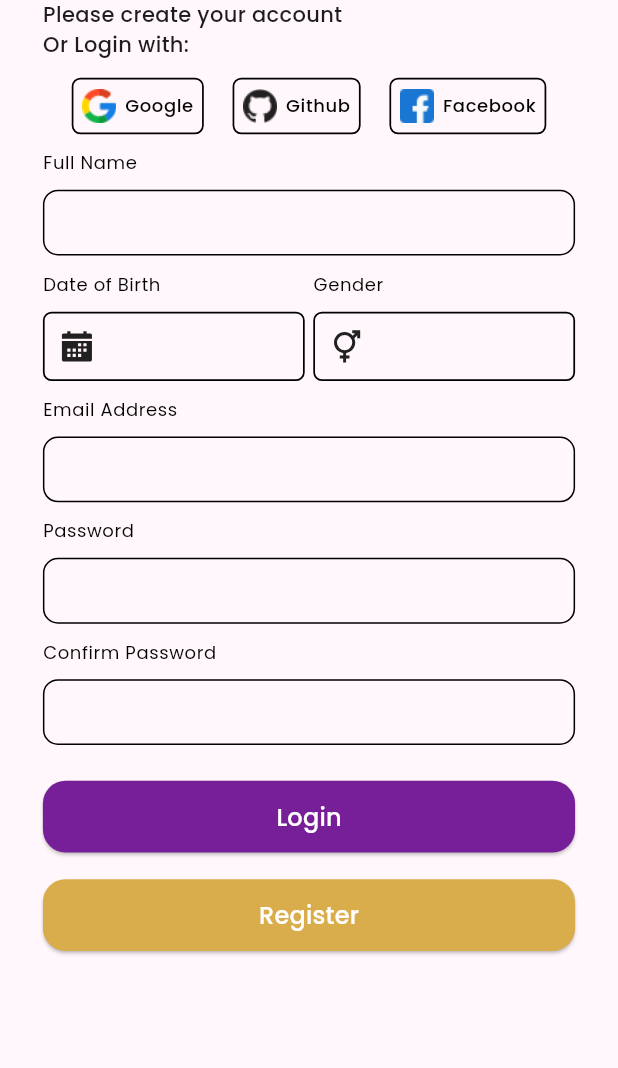
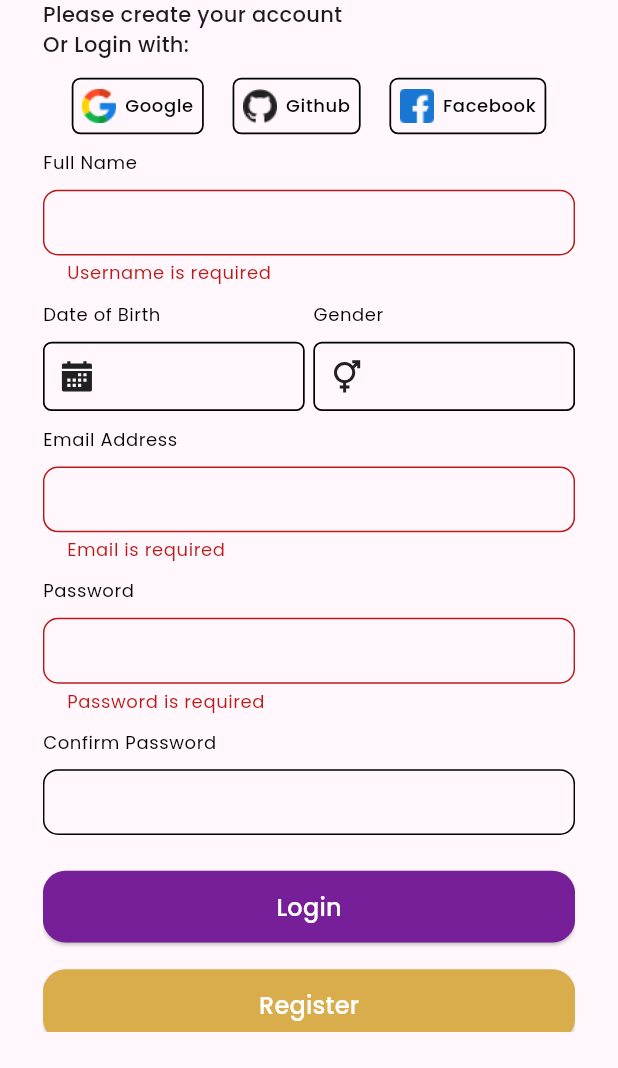
Before and after one commit to ducanhizme/Ocean-Talk, a Flutter app: the RegisterScreen screen opened directly, after a tap on "Register", on a phone screen of 412 x 824 dp, the part 168-1236 px from its top. Run offline on Flutter 3.47's test engine with Material 3 defaults, Android fonts, the phone set to English and light mode, and no system bars; our stand-ins replace bloc, firebase_auth, firebase_core, flutter_bloc, flutter_screenutil, gap and 3 more; missing offline and left inert: carousel_images; accounts and stored records are empty.

Commit message:
feat/register

```diff
--- /dev/null
+++ b/lib/bloc/register_bloc.dart
@@ -0,0 +1,48 @@
+
+import 'package:bloc/bloc.dart';
+import 'package:firebase_auth/firebase_auth.dart';
+import 'package:flutter/cupertino.dart';
+import 'package:ocean_talk/bloc/register_event.dart';
+import 'package:ocean_talk/bloc/register_state.dart';
+
+import '../data/repository/authentication_repository.dart';
+
+
+class RegisterBloc extends Bloc<RegisterEvent, RegisterState> {
+  final AuthenticationRepository _authenticationRepository;
+  RegisterBloc(this._authenticationRepository) : super(const RegisterState()){
+    on<RegisterReset>((event, emit) {
+      emit(state.copyWith(status: RegisterStatus.initial));
+    });
+    on<RegisterAutovalidateModeChanged>((event, emit) {
+      emit(state.copyWith(autovalidateMode: event.autovalidate));
+    });
+    on<RegisterFullNameChanged>((event, emit) {
+      emit(state.copyWith(username: event.fullName));
+    });
+    on<RegisterDateOfBirthChanged>((event, emit) {
+      emit(state.copyWith(dateOfBirth: event.dateOfBirth));
+    });
+    on<RegisterGenderChanged>((event, emit) {
+      emit(state.copyWith(gender: event.gender));}
+    );
+    on<RegisterEmailChanged>((event, emit) {
+      emit(state.copyWith(email: event.email));
+    });
+    on<RegisterPasswordChanged>((event, emit) {
+      emit(state.copyWith(password: event.password));
+    });
+    on<RegisterConfirmPasswordChanged>((event, emit) {
+      emit(state.copyWith(confirmPassword: event.confirmPassword));
+    });
+    on<RegisterSubmitted>((event, emit) async {
+      emit(state.copyWith(status: RegisterStatus.submitting));
+      bool signUpSuccess = await _authenticationRepository.signUp(email: state.email, password: state.password);
+      if (signUpSuccess) {
+        emit(state.copyWith(status: RegisterStatus.success));
+      } else {
+        emit(state.copyWith(status: RegisterStatus.failure));
+      }
+    });
+  }
+}
--- /dev/null
+++ b/lib/bloc/register_event.dart
@@ -0,0 +1,56 @@
+
+import 'package:flutter/cupertino.dart';
+import 'package:ocean_talk/bloc/register_state.dart';
+
+abstract class RegisterEvent {
+  const RegisterEvent();
+}
+
+class RegisterReset extends RegisterEvent {
+  const RegisterReset();
+}
+
+
+class RegisterAutovalidateModeChanged extends RegisterEvent {
+  final AutovalidateMode autovalidate;
+
+  const RegisterAutovalidateModeChanged(this.autovalidate);
+}
+
+class RegisterFullNameChanged extends RegisterEvent {
+  final String fullName;
+
+  const RegisterFullNameChanged(this.fullName);
+}
+
+class RegisterDateOfBirthChanged extends RegisterEvent {
+  final String dateOfBirth;
+
+  const RegisterDateOfBirthChanged(this.dateOfBirth);
+}
+
+class RegisterGenderChanged extends RegisterEvent {
+  final String gender;
+  const RegisterGenderChanged(this.gender);
+}
+
+class RegisterEmailChanged extends RegisterEvent {
+  final String email;
+  const RegisterEmailChanged(this.email);
+}
+
+class RegisterPasswordChanged extends RegisterEvent {
+  final String password;
+  const RegisterPasswordChanged(this.password);
+}
+
+class RegisterConfirmPasswordChanged extends RegisterEvent {
+  final String confirmPassword;
+  const RegisterConfirmPasswordChanged(this.confirmPassword);
+}
+
+class RegisterSubmitted extends RegisterEvent {
+  final String email;
+  final String password;
+  const RegisterSubmitted(this.email, this.password);
+}
--- /dev/null
+++ b/lib/bloc/register_state.dart
@@ -0,0 +1,47 @@
+import 'package:flutter/cupertino.dart';
+
+enum RegisterStatus { initial, submitting, success, failure }
+
+class RegisterState {
+  final AutovalidateMode autovalidateMode;
+  final String username;
+
+  final String dateOfBirth;
+  final String gender;
+  final String email;
+  final String password;
+  final String confirmPassword;
+  final RegisterStatus status;
+
+  const RegisterState(
+      {this.status = RegisterStatus.initial,
+      this.autovalidateMode = AutovalidateMode.disabled,
+      this.username = "",
+      this.dateOfBirth = "",
+      this.gender = "",
+      this.email = "",
+      this.password = "",
+      this.confirmPassword = ""});
+
+  copyWith({
+    RegisterStatus? status,
+    AutovalidateMode? autovalidateMode,
+    String? username,
+    String? dateOfBirth,
+    String? gender,
+    String? email,
+    String? password,
+    String? confirmPassword,
+  }) {
+    return RegisterState(
+      status: status ?? this.status,
+      autovalidateMode: autovalidateMode ?? this.autovalidateMode,
+      username: username ?? this.username,
+      dateOfBirth: dateOfBirth ?? this.dateOfBirth,
+      gender: gender ?? this.gender,
+      email: email ?? this.email,
+      password: password ?? this.password,
+      confirmPassword: confirmPassword ?? this.confirmPassword,
+    );
+  }
+}
--- /dev/null
+++ b/lib/common/validate/validator.dart
@@ -0,0 +1,53 @@
+mixin Validator {
+  String? validateUsername(String? value) {
+    if (value == null || value.isEmpty) {
+      return 'Username is required';
+    }
+    return null;
+  }
+  String? validateEmail(String? value) {
+    if (value == null || value.isEmpty) {
+      return 'Email is required';
+    } else if (!RegExp(r'^.+@[a-zA-Z]+\.{1}[a-zA-Z]+(\.{0,1}[a-zA-Z]+)$').hasMatch(value)) {
+      return 'Please enter a valid email';
+    }
+    return null;
+  }
+  String? validatePassword(String? value) {
+    if (value == null || value.isEmpty) {
+      return 'Password is required';
+    } else if (value.length < 6) {
+      return 'Password must be at least 6 characters';
+    }
+    return null;
+  }
+  String? Function(String?) validateConfirmPassword(String? password) {
+    return (String? value) {
+      if (value != password) {
+        return 'Passwords do not match';
+      }
+      return null;
+    };
+  }
+
+  String? validateName(String? value) {
+    if (value == null || value.isEmpty) {
+      return 'Name is required';
+    }
+    return null;
+  }
+
+  String? validateDateOfBirth(String? value) {
+    if (value == null || value.isEmpty) {
+      return 'Date of Birth is required';
+    }
+    return null;
+  }
+
+  String? validateGender(String? value) {
+    if (value == null || value.isEmpty) {
+      return 'Gender is required';
+    }
+    return null;
+  }
+}
--- /dev/null
+++ b/lib/data/repository/authentication_repository.dart
@@ -0,0 +1,18 @@
+import 'package:firebase_auth/firebase_auth.dart';
+
+class AuthenticationRepository {
+  final FirebaseAuth _firebaseAuth;
+
+  AuthenticationRepository({FirebaseAuth? firebaseAuth})
+      : _firebaseAuth = firebaseAuth ?? FirebaseAuth.instance;
+
+  Future<bool> signUp({required String email, required String password}) async {
+    try {
+      await _firebaseAuth.createUserWithEmailAndPassword(
+          email: email, password: password);
+      return true;
+    } on FirebaseAuthException catch (e) {
+      return false;
+    }
+  }
+}
--- a/lib/main.dart
+++ b/lib/main.dart
@@ -1,11 +1,15 @@
 import 'package:firebase_core/firebase_core.dart';
+import 'package:flutter_bloc/flutter_bloc.dart';
 import 'package:flutter_screenutil/flutter_screenutil.dart';
 import 'package:google_fonts/google_fonts.dart';
+import 'package:ocean_talk/bloc/register_bloc.dart';
+import 'package:ocean_talk/data/repository/authentication_repository.dart';
 import 'package:ocean_talk/presentation/constants/app_color.dart';
 import 'package:ocean_talk/presentation/screens/login_screen.dart';
 import 'package:ocean_talk/presentation/screens/welcome_screen.dart';
 import 'firebase_options.dart';
 import 'package:flutter/material.dart';
+import 'package:bloc/bloc.dart';
 
 Future<void> main() async {
   WidgetsFlutterBinding.ensureInitialized();
@@ -19,23 +23,35 @@ class MyApp extends StatelessWidget {
   // This widget is the root of your application.
   @override
   Widget build(BuildContext context) {
-    return ScreenUtilInit(
+    return MultiBlocProvider(
+      providers: [
+        RepositoryProvider(
+          create: (context) => AuthenticationRepository(),
+        ),
+        BlocProvider(
+          create: (context) => RegisterBloc(
+              RepositoryProvider.of<AuthenticationRepository>(context),
+          ),
+        ),
+      ],
+      child: ScreenUtilInit(
         builder: (context, child) => MaterialApp(
           debugShowCheckedModeBanner: false,
           theme: ThemeData(
             colorScheme: ColorScheme.fromSeed(
-              seedColor:AppColor.primaryColor,
+              seedColor: AppColor.primaryColor,
               secondary: AppColor.secondaryColor,
             ),
             useMaterial3: true,
             fontFamily: GoogleFonts.poppins().fontFamily,
-          textTheme:GoogleFonts.poppinsTextTheme(Theme.of(context).textTheme,),
+            textTheme: GoogleFonts.poppinsTextTheme(Theme.of(context).textTheme,),
           ),
           routes: {
             "/": (context) => const WelcomeScreen(), // This is the default route
             "/login": (context) => const LoginScreen(),
           },
         ),
+      ),
     );
   }
 }
--- a/lib/presentation/screens/login_screen.dart
+++ b/lib/presentation/screens/login_screen.dart
@@ -5,10 +5,9 @@ import 'package:gap/gap.dart';
 import 'package:ocean_talk/presentation/constants/app_string.dart';
 import 'package:ocean_talk/presentation/screens/register_screen.dart';
 import 'package:page_transition/page_transition.dart';
-
+import '../../common/common_widget.dart';
 import '../constants/app_color.dart';
 import '../widget/authentication_field.dart';
-import '../widget/common_widget.dart';
 import '../widget/remember_me.dart';
 
 class LoginScreen extends StatelessWidget {
@@ -55,11 +54,11 @@ class LoginScreen extends StatelessWidget {
                     .bodyMedium!
                     .copyWith(fontWeight: FontWeight.w500),),
                 Gap(15.h),
-                const AuthenticationField(
-                    label: AppString.emailLabelField, obscureText: false),
-                Gap(10.h),
-                const AuthenticationField(
-                    label: AppString.passwordLabelField, obscureText: true),
+                // const AuthenticationField(
+                //     label: AppString.emailLabelField, obscureText: false),
+                // Gap(10.h),
+                // const AuthenticationField(
+                //     label: AppString.passwordLabelField, obscureText: true),
                 Gap(10.h),
                 Row(
                   mainAxisAlignment: MainAxisAlignment.spaceBetween,
@@ -92,7 +91,7 @@ class LoginScreen extends StatelessWidget {
                       context, AppString.buttonRegister, () {
                         Navigator.push(context, PageTransition(
                             type: PageTransitionType.rightToLeft,
-                            child: const RegisterScreen()));
+                            child:  RegisterScreen()));
                   },
                       AppColor.secondaryColor),
                 ),
--- a/lib/presentation/screens/register_screen.dart
+++ b/lib/presentation/screens/register_screen.dart
@@ -1,20 +1,23 @@
-import 'package:flutter/cupertino.dart';
 import 'package:flutter/material.dart';
-import 'package:flutter/widgets.dart';
+import 'package:flutter_bloc/flutter_bloc.dart';
 import 'package:flutter_screenutil/flutter_screenutil.dart';
 import 'package:gap/gap.dart';
 import 'package:ionicons/ionicons.dart';
+import 'package:ocean_talk/bloc/register_event.dart';
+import 'package:ocean_talk/common/validate/validator.dart';
 import 'package:page_transition/page_transition.dart';
 
+import '../../bloc/register_bloc.dart';
+import '../../bloc/register_state.dart';
+import '../../common/common_widget.dart';
 import '../constants/app_color.dart';
 import '../constants/app_string.dart';
 import '../widget/authentication_field.dart';
 import '../widget/authentication_picker_field.dart';
-import '../widget/common_widget.dart';
-import '../widget/remember_me.dart';
 
-class RegisterScreen extends StatelessWidget {
-  const RegisterScreen({super.key});
+class RegisterScreen extends StatelessWidget with Validator{
+   RegisterScreen({super.key});
+  final _formKey = GlobalKey<FormState>();
 
   @override
   Widget build(BuildContext context) {
@@ -32,7 +35,19 @@ class RegisterScreen extends StatelessWidget {
             },
           ),
         ),
-        body: SafeArea(
+        body: BlocConsumer<RegisterBloc, RegisterState>(
+          listener: (context, state) {
+            if(state.status == RegisterStatus.success){
+              context.read<RegisterBloc>().add(const RegisterReset());
+              ScaffoldMessenger.of(context).showSnackBar(const SnackBar(content: Text('Registration successful, Please login')));
+              Navigator.pushNamed(context, '/login');
+            }else if(state.status == RegisterStatus.failure){
+              ScaffoldMessenger.of(context).showSnackBar(const SnackBar(content: Text('Registration failure, Email already in use')));
+            }
+          },
+          builder: (context, state) {
+
+            return SafeArea(
               child: Padding(
                 padding: EdgeInsets.symmetric(horizontal: 25.w, vertical: 20.h),
                 child: SingleChildScrollView(
@@ -64,41 +79,81 @@ class RegisterScreen extends StatelessWidget {
                         mainAxisAlignment: MainAxisAlignment.spaceEvenly,
                         crossAxisAlignment: CrossAxisAlignment.center,
                         children: [
-                      buildSocialButton(
-                          context, 'Google', 'assets/icon/google.png', () {}),
-                      buildSocialButton(
-                          context, 'Github', 'assets/icon/github.png', () {}),
-                      buildSocialButton(
-                          context, 'Facebook', 'assets/icon/facebook.png', () {}),
+                          buildSocialButton(context, 'Google',
+                              'assets/icon/google.png', () {}),
+                          buildSocialButton(context, 'Github',
+                              'assets/icon/github.png', () {}),
+                          buildSocialButton(context, 'Facebook',
+                              'assets/icon/facebook.png', () {}),
                         ],
                       ),
-                  const AuthenticationField(
-                      label: AppString.fullNameField, obscureText: false),
+                      Form(
+                          key: _formKey,
+                          autovalidateMode: state.autovalidateMode,
+                          child: Column(
+                        children: [
+                           AuthenticationField(
+                             onChanged: (value) => context
+                                 .read<RegisterBloc>()
+                                 .add(RegisterFullNameChanged(value)),
+                            validator: validateUsername,
+                              label: AppString.fullNameField, obscureText: false
+                          ),
                           Gap(10.h),
                           Row(
                             children: [
                               Expanded(
                                 flex: 1,
-                        child: AuthenticationPickerField(icon: Ionicons.calendar_sharp,label: AppString.dateOfBirthField,onTap: (){},),
+                                child: AuthenticationPickerField(
+                                  icon: Ionicons.calendar_sharp,
+                                  label: AppString.dateOfBirthField,
+                                  onTap: () {},
+                                ),
                               ),
                               Gap(5.w),
                               Expanded(
                                 flex: 1,
-                        child: AuthenticationPickerField(icon: Ionicons.male_female_sharp,label: AppString.genderField,onTap: (){},),
+                                child: AuthenticationPickerField(
+                                  icon: Ionicons.male_female_sharp,
+                                  label: AppString.genderField,
+                                  onTap: () {},
+                                ),
                               ),
                             ],
                           ),
-                  const AuthenticationField(
+                           AuthenticationField(
+                             validator: validateEmail,
+                              onChanged: (value) => context
+                                 .read<RegisterBloc>()
+                                 .add(RegisterEmailChanged(value)),
+
                               label: AppString.emailLabelField, obscureText: false),
-                  const AuthenticationField(
-                      label: AppString.passwordLabelField, obscureText: true),
-                  const AuthenticationField(label: AppString.passwordConfirmField,obscureText: true,),
+                           AuthenticationField(
+                             validator: validatePassword,
+                              onChanged: (value) => context
+                                 .read<RegisterBloc>()
+                                 .add(RegisterPasswordChanged(value)),
+                              label: AppString.passwordLabelField,
+                              obscureText: true),
+                           AuthenticationField(
+                             validator: validateConfirmPassword(state.password),
+                              onChanged: (value) => context
+                                 .read<RegisterBloc>()
+                                 .add(RegisterConfirmPasswordChanged(value)),
+                            label: AppString.passwordConfirmField,
+                            obscureText: true,
+                          ),
+                        ],
+                      )),
                       Gap(20.h),
                       SizedBox(
                         width: double.infinity,
                         height: 40.h,
-                    child: buildElevatedButtonFill(context, AppString.buttonLogin,
-                        () {}, AppColor.primaryColor),
+                        child: buildElevatedButtonFill(
+                            context,
+                            AppString.buttonLogin,
+                                () {},
+                            AppColor.primaryColor),
                       ),
                       Gap(15.h),
                       SizedBox(
@@ -106,11 +161,11 @@ class RegisterScreen extends StatelessWidget {
                         height: 40.h,
                         child: buildElevatedButtonFill(
                             context, AppString.buttonRegister, () {
-                      Navigator.push(
-                          context,
-                          PageTransition(
-                              type: PageTransitionType.rightToLeft,
-                              child: const RegisterScreen()));
+                              if(_formKey.currentState!.validate()){
+                                context.read<RegisterBloc>().add(RegisterSubmitted(state.email,state.password));
+                              }else{
+                                context.read<RegisterBloc>().add(const RegisterAutovalidateModeChanged(AutovalidateMode.always));
+                              }
                         }, AppColor.secondaryColor),
                       ),
                       Gap(25.h),
@@ -118,6 +173,8 @@ class RegisterScreen extends StatelessWidget {
                   ),
                 ),
               ),
+            );
+          },
         ));
   }
 }
--- a/lib/presentation/screens/welcome_screen.dart
+++ b/lib/presentation/screens/welcome_screen.dart
@@ -4,12 +4,11 @@ import 'package:flutter_screenutil/flutter_screenutil.dart';
 import 'package:gap/gap.dart';
 import 'package:ocean_talk/presentation/constants/app_color.dart';
 import 'package:ocean_talk/presentation/constants/app_string.dart';
-import 'package:ocean_talk/presentation/constants/common.dart';
 import 'package:ocean_talk/presentation/screens/login_screen.dart';
 import 'package:page_transition/page_transition.dart';
 
-import '../constants/app_style.dart';
-import '../widget/common_widget.dart';
+import '../../common/common_constants.dart';
+import '../../common/common_widget.dart';
 
 class WelcomeScreen extends StatelessWidget {
   const WelcomeScreen({super.key});
--- a/lib/presentation/widget/authentication_field.dart
+++ b/lib/presentation/widget/authentication_field.dart
@@ -8,8 +8,10 @@ class AuthenticationField extends StatelessWidget {
   final String label;
   final bool obscureText;
   final IconData? icons;
+  final Function(String) onChanged;
+  final String? Function(String?)? validator;
   const AuthenticationField({
-    super.key, required this.label, required this.obscureText, this.icons,
+    super.key, required this.label, required this.obscureText, this.icons, required this.onChanged, required this.validator,
   });
 
   @override
@@ -33,6 +35,8 @@ class AuthenticationField extends StatelessWidget {
                   .titleSmall!
                   .copyWith(fontWeight: FontWeight.w500,color: Colors.black),
               obscureText: obscureText,
+              onChanged: onChanged,
+              validator: validator,
               decoration: InputDecoration(
                 icon: icons != null ? Icon(icons) : null,
                 isDense: true,
--- a/pubspec.yaml
+++ b/pubspec.yaml
@@ -43,6 +43,9 @@ dependencies:
   gap: ^3.0.1
   page_transition: "^2.1.0"
   ionicons: ^0.2.2
+  bloc: ^8.1.4
+  firebase_auth: ^4.19.6
+  flutter_bloc: ^8.1.5
 
 dev_dependencies:
   flutter_test:
```
Also changed, not shown: lib/common/common_widget.dart (renamed from lib/presentation/widget/common_widget.dart, +4 -3 lines), lib/common/common_constants.dart (renamed from lib/presentation/constants/common.dart), pubspec.lock, 1 other file. Lines whose indentation alone changed are shown as unchanged.
